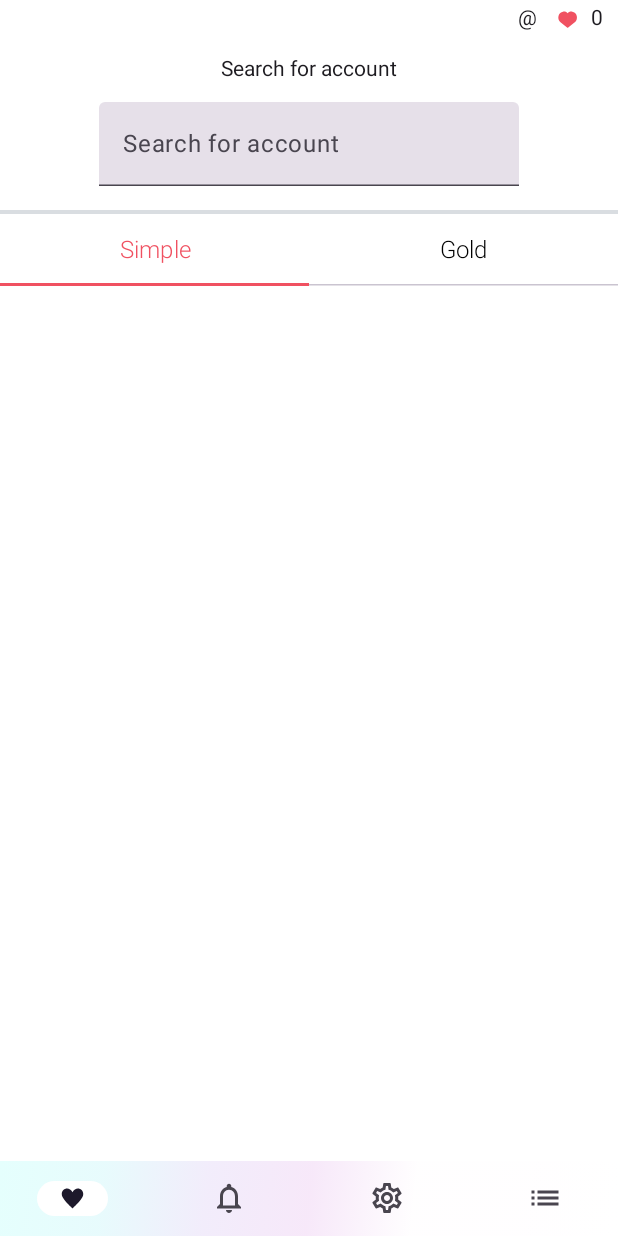
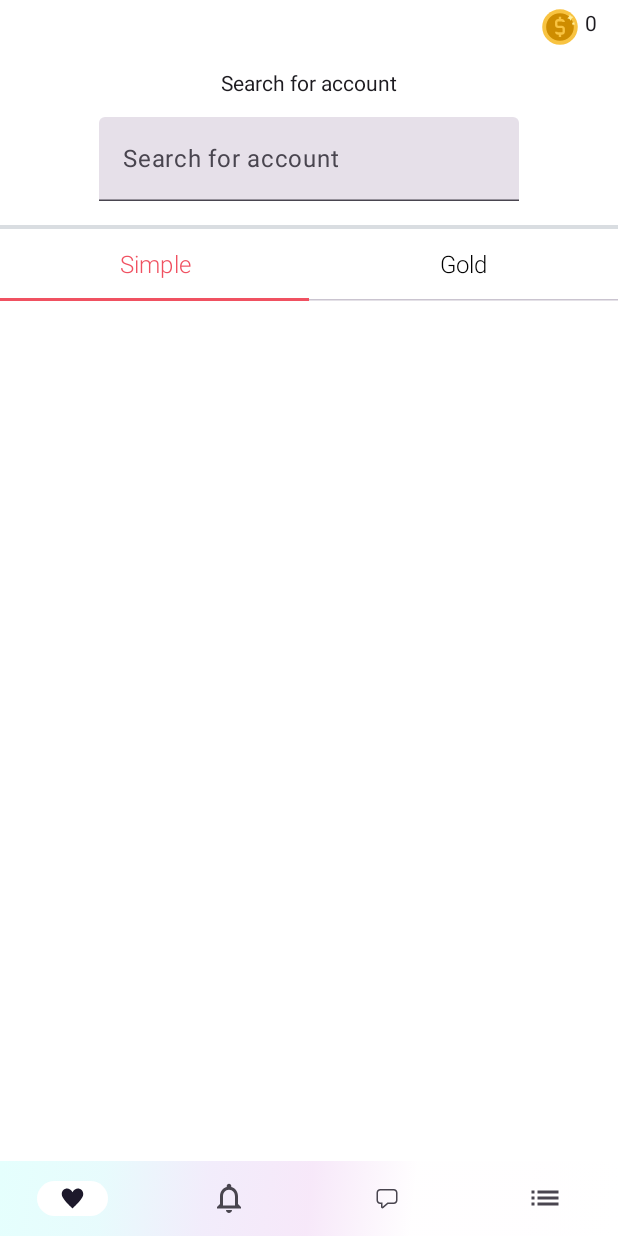
Before and after one commit to aram-sadoyan-2/InstBoost, an Android app built with Jetpack Compose: the screen it shows after launch (TestActivity), on a phone screen of 412 x 824 dp. Run offline under Robolectric (Android 15) with nearby library versions, the phone set to English and light mode, and no system bars; libraries missing offline, so code that uses them is left out: com.android.billingclient, com.google.android.datatransport; network calls fail; pictures from the network do not load; 3 statements that could not run were skipped.

Commit message:
new icons

```diff
--- a/app/src/main/java/com/ins/boostyou/activity/SplashScreenActivity.kt
+++ b/app/src/main/java/com/ins/boostyou/activity/SplashScreenActivity.kt
@@ -2,9 +2,11 @@ package com.ins.boostyou.activity
 
 import android.content.Intent
 import android.os.Bundle
+import android.util.Log
 import androidx.activity.ComponentActivity
 import com.ins.boostyou.TestActivity
 import com.ins.boostyou.controller.FileDataUtils
+import com.ins.boostyou.utils.logD
 
 class SplashScreenActivity : ComponentActivity() {
     override fun onCreate(savedInstanceState: Bundle?) {
@@ -16,6 +18,9 @@ class SplashScreenActivity : ComponentActivity() {
 
     private fun checkForTokenAndStartFlow() {
         val username = FileDataUtils.getUsNameFromLocal(this)
+        val userNameList = FileDataUtils.getUserNameList(this)
+        logD("userNameList " + userNameList)
+        Log.d("dwd","usNamList " + userNameList?.toMutableList())
         if (username.isNotEmpty()) {
             startActivity(Intent(this@SplashScreenActivity, TestActivity::class.java))
         } else {
--- a/app/src/main/java/com/ins/boostyou/composable/NavigationBar.kt
+++ b/app/src/main/java/com/ins/boostyou/composable/NavigationBar.kt
@@ -67,10 +67,12 @@ fun NavigationBar(
         selectedIcon = Icons.Filled.Notifications,
         unselectedIcon = Icons.Outlined.Notifications
     )
-    val settingsTab = TabBarItem(
+    val commentsTab = TabBarItem(
         title = "Comments",
         selectedIcon = Icons.Filled.Settings,
-        unselectedIcon = Icons.Outlined.Settings
+        unselectedIcon = Icons.Outlined.Settings,
+        selectedPainter = R.drawable.ic_comment_filled,
+        unselectedPainter = R.drawable.ic_comment_outlined
     )
     val moreTab = TabBarItem(
         title = "Settings",
@@ -78,10 +80,8 @@ fun NavigationBar(
         unselectedIcon = Icons.Outlined.List
     )
     // creating a list of all the tabs
-    val tabBarItems = listOf(homeTab, alertsTab, settingsTab, moreTab)
+    val tabBarItems = listOf(homeTab, alertsTab, commentsTab, moreTab)
 
-    //InstBoostTheme {
-    // A surface container using the 'background' color from the theme
     Box(
         modifier = Modifier.fillMaxSize(),
     ) {
@@ -96,7 +96,6 @@ fun NavigationBar(
             )
         }
     }
-    // }
 }
 
 @Composable
--- a/app/src/main/java/com/ins/boostyou/composable/PaymentPurchaseDialogNew.kt
+++ b/app/src/main/java/com/ins/boostyou/composable/PaymentPurchaseDialog.kt
@@ -7,10 +7,7 @@ import androidx.compose.foundation.clickable
 import androidx.compose.foundation.layout.Arrangement
 import androidx.compose.foundation.layout.Column
 import androidx.compose.foundation.layout.Row
-import androidx.compose.foundation.layout.fillMaxHeight
-import androidx.compose.foundation.layout.fillMaxSize
 import androidx.compose.foundation.layout.fillMaxWidth
-import androidx.compose.foundation.layout.height
 import androidx.compose.foundation.layout.padding
 import androidx.compose.foundation.layout.wrapContentHeight
 import androidx.compose.foundation.lazy.LazyColumn
@@ -33,9 +30,8 @@ import androidx.compose.ui.window.Dialog
 import com.ins.boostyou.utils.findActivity
 import com.ins.boostyou.viewModel.InAppPurchaseViewModel
 
-
 @Composable
-fun PaymentPurchaseDialogNew(
+fun PaymentPurchaseDialog(
     inAppPurchaseViewModel: InAppPurchaseViewModel,
     popupTitle: String? = null,
     onDismissRequest: () -> Unit,
--- a/app/src/main/java/com/ins/boostyou/composable/TopCoinInfo.kt
+++ b/app/src/main/java/com/ins/boostyou/composable/TopCoinInfo.kt
@@ -32,7 +32,7 @@ fun TopCoinInfo(
     var isBuyCoinsSelected by remember { mutableStateOf(false) }
     val coroutineScope = rememberCoroutineScope()
     if (isBuyCoinsSelected) {
-        PaymentPurchaseDialogNew(inAppPurchaseViewModel,
+        PaymentPurchaseDialog(inAppPurchaseViewModel,
             onDismissRequest = {
                 isBuyCoinsSelected = false
             },
@@ -54,19 +54,19 @@ fun TopCoinInfo(
             }
     ) {
         Text(
-            text = "@" + mainActivityViewModel.userData.userName.orEmpty(),
+            text = if (mainActivityViewModel.userData.userName.orEmpty().isNotEmpty()) "@" + mainActivityViewModel.userData.userName.orEmpty() else "",
             modifier = Modifier.padding(end = 12.dp)
         )
         Image(
-            painter = painterResource(id = R.drawable.ic_hear_red),
+            painter = painterResource(id = R.drawable.ic_coin),
             contentDescription = "",
             Modifier
-                .size(16.dp, 16.dp)
+                .size(26.dp, 26.dp)
                 .padding(top = 2.dp)
         )
         Text(
             text = mainActivityViewModel.userInfo.coinsCount.toString(),
-            Modifier.padding(horizontal = 8.dp),
+            Modifier.padding(vertical = 4.dp).padding(start = 4.dp, end = 12.dp),
             textAlign = TextAlign.Center
         )
     }
--- a/app/src/main/java/com/ins/boostyou/repoimpl/PaymentActionRepoImpl.kt
+++ b/app/src/main/java/com/ins/boostyou/repoimpl/PaymentActionRepoImpl.kt
@@ -21,6 +21,7 @@ class PaymentActionRepoImpl(
                 serviceUrl = requestBody.serviceUrl,
                 quality = requestBody.quality,
                 count = requestBody.count,
+                userName = requestBody.userName,
                 comments = requestBody.comments,
             )
             response?.let {
@@ -40,4 +41,5 @@ class PaymentActionRepoImpl(
             emit(BaseResponse(message = e.message))
         }
     }.flowOn(ioDispatcher)
+
 }
--- a/app/src/main/java/com/ins/boostyou/repoimpl/SignInUserRepoImpl.kt
+++ b/app/src/main/java/com/ins/boostyou/repoimpl/SignInUserRepoImpl.kt
@@ -34,7 +34,7 @@ class SignInUserRepoImpl(
             val response = api.createUserIfNotExist()
             response?.let {
                 when (it.status) {
-                    "done" -> {
+                    "ok" -> {
                         UserRegisterStatus.USER_CREATED
                     }
                     "user_exist" -> UserRegisterStatus.USER_EXISTS
```
Also changed, not shown: app/src/main/java/com/ins/boostyou/api/RetrofitPostServiceApi.kt (+1 -13 lines), app/src/main/java/com/ins/boostyou/composable/MorePage.kt (+84 -28 lines), app/src/main/java/com/ins/boostyou/viewModel/MainActivityViewModel.kt (+6 -15 lines).
